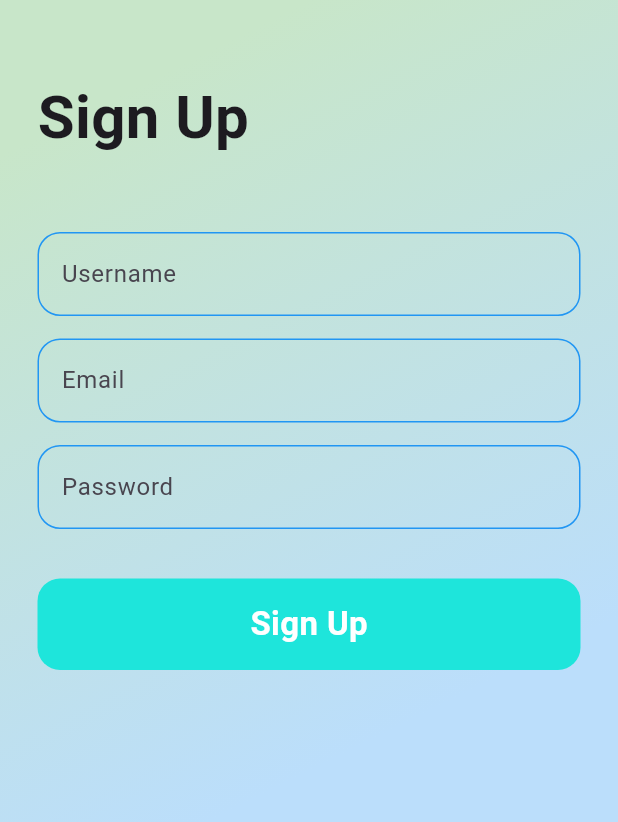
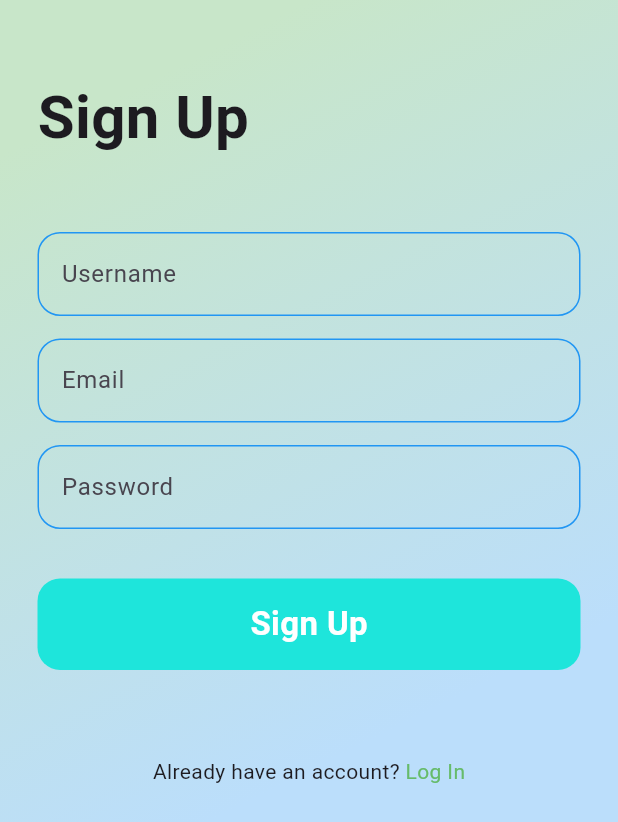
Before and after one commit to asiripr/priolearn, a Flutter app: the screen it shows after launch, after a tap on "Sign Up", on a phone screen of 412 x 824 dp. Shown: the top 822 px of the screen. Run offline on Flutter 3.47's test engine with Material 3 defaults, Android fonts, the phone set to English and light mode, and no system bars.

Commit message:
added some images

```diff
--- a/lib/authentication/sign_up.dart
+++ b/lib/authentication/sign_up.dart
@@ -1,5 +1,6 @@
 import 'package:flutter/material.dart';
 import 'package:flutter/widgets.dart';
+import 'package:group_13_priolearn/authentication/login.dart';
 import 'package:group_13_priolearn/utils/colors.dart';
 
 class SignUp extends StatelessWidget {
@@ -111,6 +112,18 @@ class SignUp extends StatelessWidget {
                       ),
                     ),
                   ),
+                ),
+                SizedBox(height: size.height*0.07,),
+                Row(
+                  mainAxisAlignment: MainAxisAlignment.center,
+                  children: [
+                    const Text("Already have an account? "),
+                    GestureDetector(onTap: () {
+                      Navigator.push(context,
+                      MaterialPageRoute(builder: (context)=>Login()));
+                    },
+                    child: Text("Log In", style: TextStyle(color: Colors.green.shade400),),
+                    )],
                 )
               ],
             ),
--- a/lib/authentication/welcome.dart
+++ b/lib/authentication/welcome.dart
@@ -12,7 +12,11 @@ class Welcome extends StatelessWidget {
     return MaterialApp(
       debugShowCheckedModeBanner: false,
       home: Scaffold(
-        body: Center(
+        body: Container(
+          decoration: BoxDecoration(
+            gradient: LinearGradient(begin: Alignment.topCenter, colors: [Colors.green.shade100, Colors.blue.shade100])
+          ),
+          child: Center(
             child: Column(
               mainAxisAlignment: MainAxisAlignment.center,
               children: [
@@ -76,6 +80,7 @@ class Welcome extends StatelessWidget {
             ),
           ),
         ),
+      ),
     );
   }
 }
--- a/lib/get_basic_information/hi_student.dart
+++ b/lib/get_basic_information/hi_student.dart
@@ -65,7 +65,7 @@ class HiStudent extends StatelessWidget {
             Positioned(
               bottom: screenHeight * 0.3,
               left: screenWidth * 0.2,
-              child: Image.asset("assets/image2.jpeg", height: 250, width: 250),
+              child: Image.asset("assets/image-2.jpeg", height: 250, width: 250),
             ),
             Positioned(
               bottom: screenHeight * 0.1,
```
Also changed, not shown: lib/authentication/login.dart (+13 -0 lines), assets/image-2.jpeg (renamed from assets/image2.jpeg), assets/image-5.jpg (added), assets/image-6.jpg (added), assets/image-7.jpg (added), assets/image-8.jpg (added), 1 other file. Lines whose indentation alone changed are shown as unchanged.
